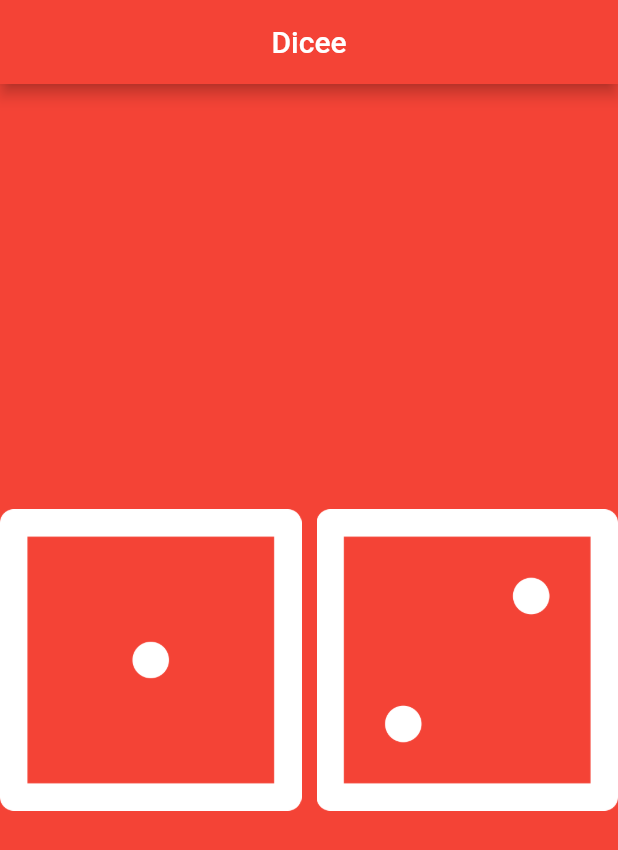
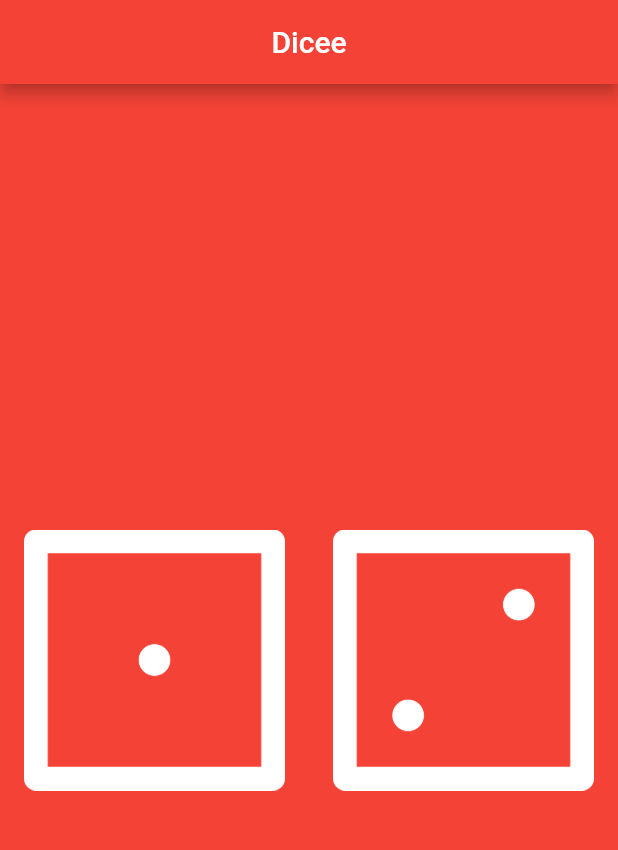
Before and after one commit to vijai-ks/Dicee, a Flutter app: the screen it shows after launch, on a phone screen of 412 x 824 dp. Shown: the top 850 px of the screen. Run offline on Flutter 3.47's test engine with Material 2 defaults, Android fonts, the phone set to English and light mode, and no system bars.

Commit message:
feat: dice_page: Add padding to dies
Signed-off-by: vijai-ks <vijai.ksv@gmail.com>

```diff
--- a/lib/main.dart
+++ b/lib/main.dart
@@ -22,16 +22,19 @@ class Dicee extends StatelessWidget {
               child: Row(
                 children: [
                   Expanded(
-                    child: Image(
-                      image: AssetImage('images/dice1.png'),
+                    child: Padding(
+                      padding: const EdgeInsets.all(16.0),
+                      child: Image(
+                        image: AssetImage('images/dice1.png'),
+                      ),
                     ),
                   ),
-                  SizedBox(
-                    width: 10,
-                  ),
                   Expanded(
-                    child: Image(
-                      image: AssetImage('images/dice2.png'),
+                    child: Padding(
+                      padding: const EdgeInsets.all(16.0),
+                      child: Image(
+                        image: AssetImage('images/dice2.png'),
+                      ),
                     ),
                   ),
                 ],
```
